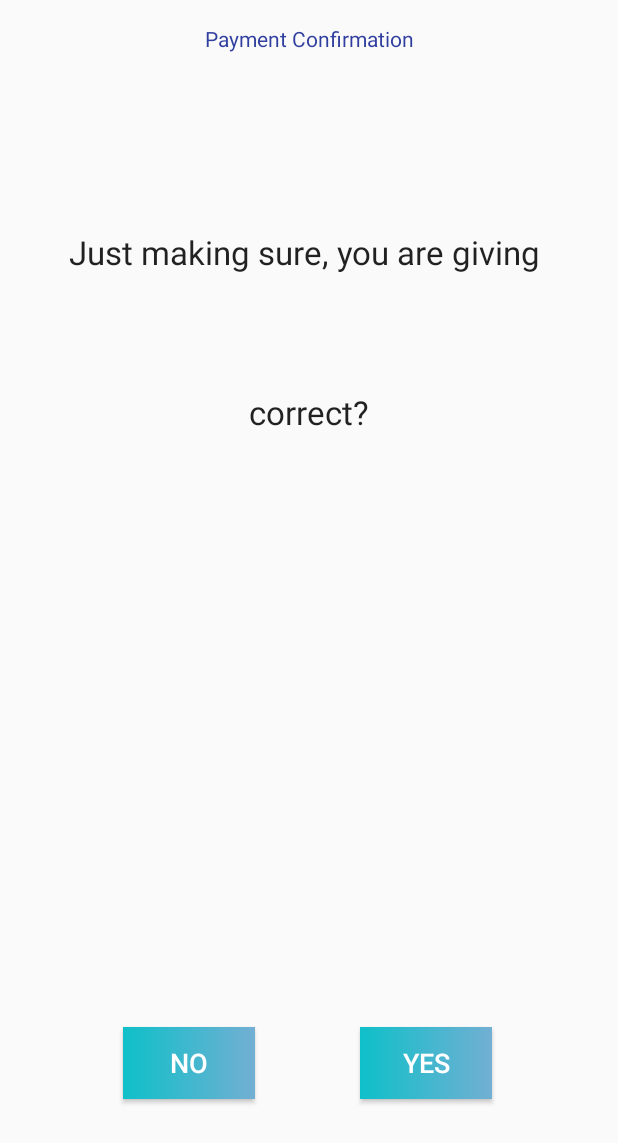
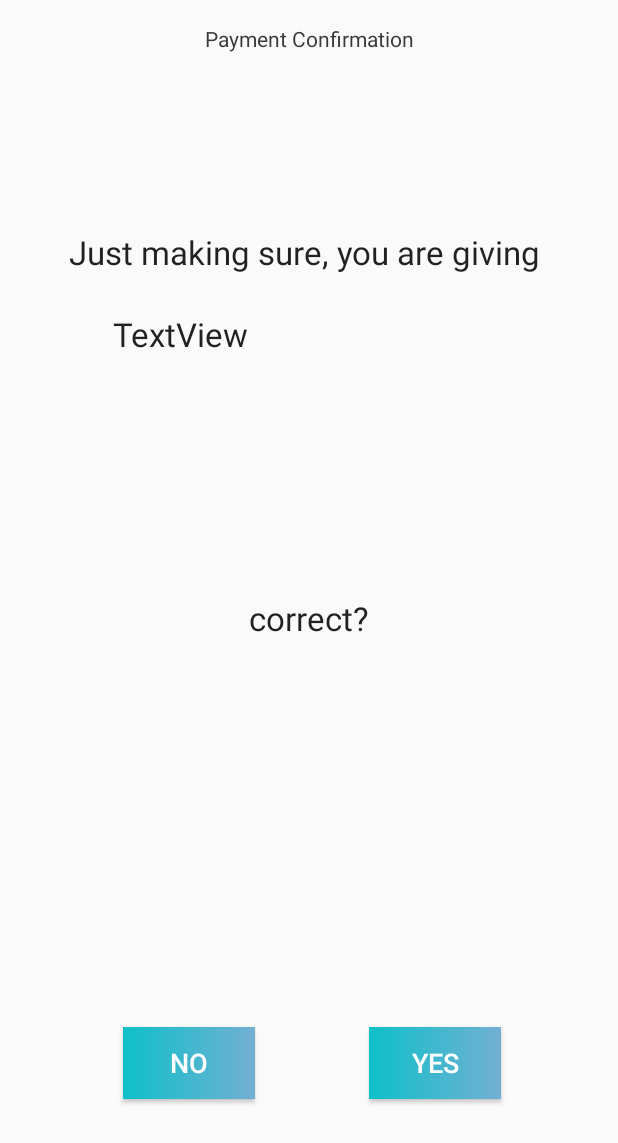
Before and after one commit to c2du/props, an Android app: the layout activity_confirmcoinchoice.xml on its own in the app's theme, with its tools: preview values and no code run, on a phone screen of 412 x 824 dp. Shown: the top 1143 px of the screen. Run offline under Robolectric (Android 15) with nearby library versions, the phone set to English and light mode, and no system bars.

Commit message:
buttons and layouts

```diff
--- a/app/src/main/res/layout/activity_confirmcoinchoice.xml
+++ b/app/src/main/res/layout/activity_confirmcoinchoice.xml
@@ -49,14 +49,13 @@
         android:id="@+id/button3"
         android:layout_width="wrap_content"
         android:layout_height="wrap_content"
-        android:layout_alignBaseline="@+id/button2"
-        android:layout_alignBottom="@+id/button2"
-        android:layout_alignEnd="@+id/textView3"
-        android:layout_marginEnd="38dp"
         android:background="@drawable/gradientbloo"
         android:text="Yes"
         android:textColor="@color/common_google_signin_btn_text_dark_default"
-        android:textSize="18sp" />
+        android:textSize="18sp"
+        android:layout_alignBaseline="@+id/button2"
+        android:layout_alignBottom="@+id/button2"
+        android:layout_toEndOf="@+id/textView4" />
 
     <TextView
         android:id="@+id/textView4"
@@ -64,7 +63,16 @@
         android:layout_height="wrap_content"
         android:text="correct?"
         android:textAppearance="@android:style/TextAppearance.Material.Large"
+        android:layout_centerVertical="true"
+        android:layout_centerHorizontal="true" />
+
+    <TextView
+        android:id="@+id/textViewCoin"
+        android:layout_width="wrap_content"
+        android:layout_height="wrap_content"
+        android:layout_marginTop="25dp"
+        android:text="TextView"
+        android:textAppearance="@android:style/TextAppearance.Material.Large"
         android:layout_below="@+id/textView3"
-        android:layout_centerHorizontal="true"
-        android:layout_marginTop="77dp" />
+        android:layout_toStartOf="@+id/textView4" />
 </RelativeLayout>
--- a/app/src/main/res/values/colors.xml
+++ b/app/src/main/res/values/colors.xml
@@ -1,6 +1,6 @@
 <?xml version="1.0" encoding="utf-8"?>
 <resources>
     <color name="colorPrimary">#f955ede3</color>
-    <color name="colorPrimaryDark">#303F9F</color>
+    <color name="colorPrimaryDark">#39393a</color>
     <color name="colorAccent">#FF4081</color>
 </resources>
```
Also changed, not shown: app/src/main/AndroidManifest.xml (+10 -0 lines), app/src/main/java/com/lahacks/props/SelectCoinActivity.java (+48 -0 lines), app/src/main/java/com/lahacks/props/confirmCoinChoice.java (+22 -2 lines), app/src/main/res/layout/activity_selectcoinactivity.xml (+11 -11 lines).
